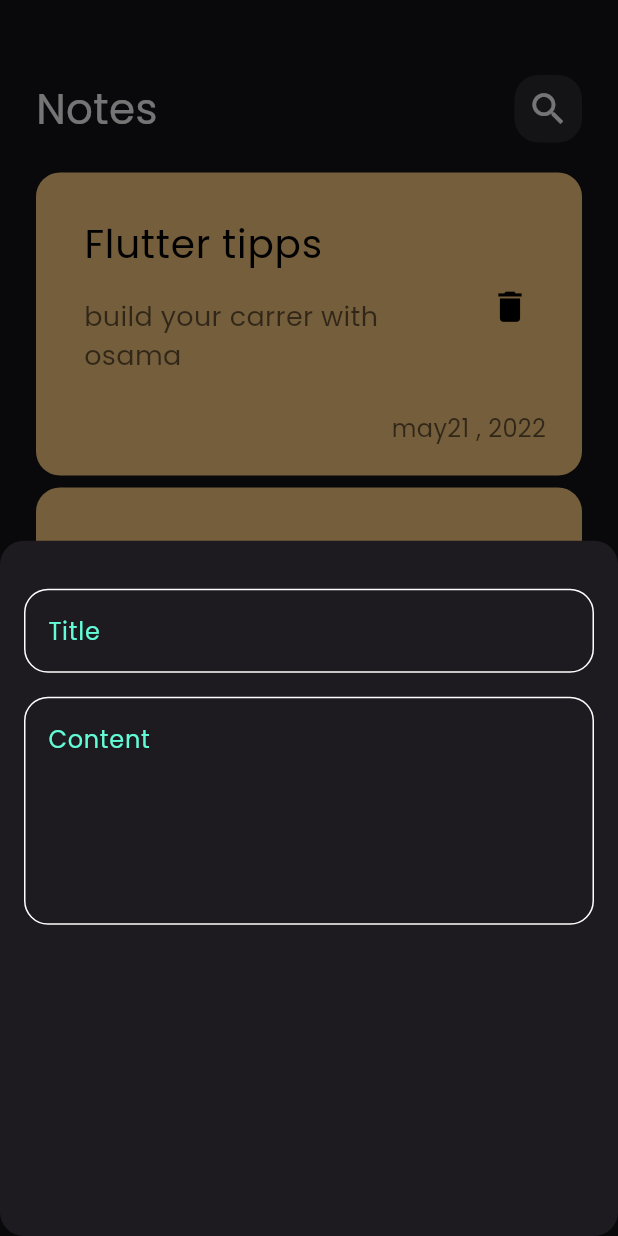
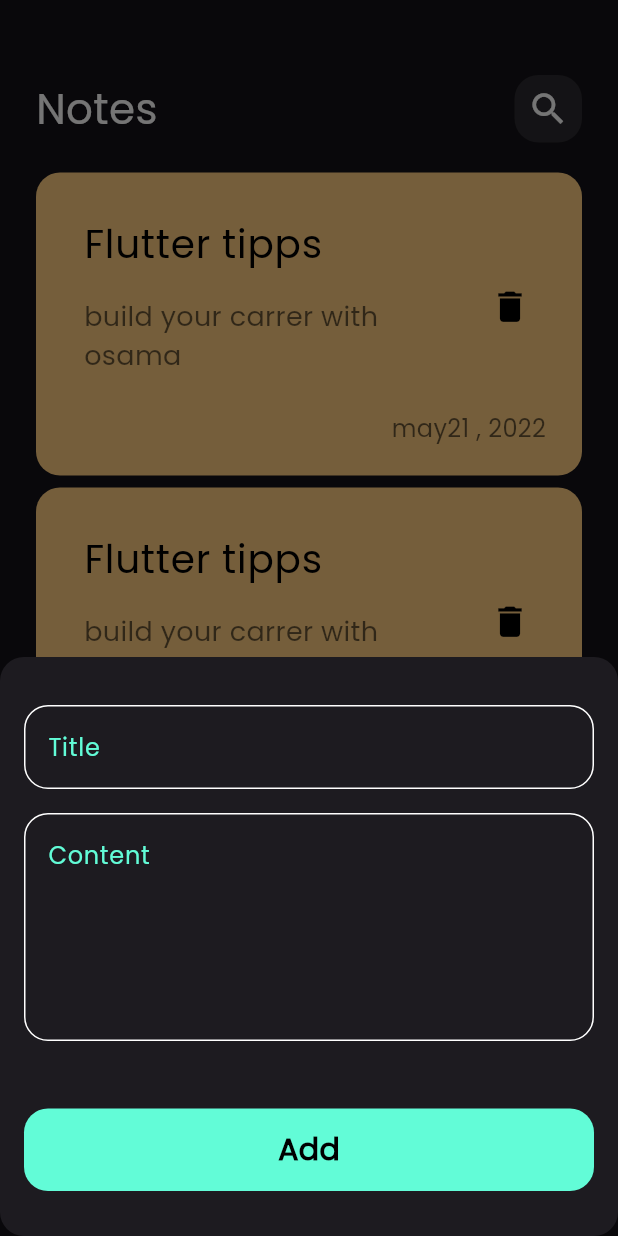
Before and after one commit to osama9994/notes_app, a Flutter app: the screen it shows after launch, after a tap on the "add" icon, on a phone screen of 412 x 824 dp. Run offline on Flutter 3.47's test engine with Material 3 defaults, Android fonts, the phone set to English and light mode, and no system bars.

Commit message:
finish notes bottom sheet

```diff
--- a/notes_app/lib/widgets/add_note_bottom_sheet.dart
+++ b/notes_app/lib/widgets/add_note_bottom_sheet.dart
@@ -1,4 +1,6 @@
 import 'package:flutter/material.dart';
+
+import 'package:notes_app/widgets/custom_buttom.dart';
 import 'package:notes_app/widgets/cutom_text_field.dart';
 
 class AddNoteBottomSheet extends StatelessWidget {
@@ -8,13 +10,18 @@ class AddNoteBottomSheet extends StatelessWidget {
   Widget build(BuildContext context) {
     return  Padding(
       padding: const EdgeInsets.symmetric(horizontal: 16),
+      child: SingleChildScrollView(
         child: Column(
           children: [
             SizedBox(height: 32),
             CutomTextField(hint: "Title",),
             SizedBox(height:16 ),
              CutomTextField(hint: "Content",maxLines: 5,),
+             SizedBox(height: 45),
+             CustomButton(),
+             SizedBox(height: 30),
           ],
+        ),
       ),
     );
   }
--- /dev/null
+++ b/notes_app/lib/widgets/custom_buttom.dart
@@ -0,0 +1,24 @@
+import 'package:flutter/material.dart';
+import 'package:notes_app/constants.dart';
+
+class CustomButton extends StatelessWidget {
+  const CustomButton({super.key});
+
+  @override
+  Widget build(BuildContext context) {
+    return Container(
+      width: MediaQuery.of(context).size.width,
+      height: 55,
+      decoration: BoxDecoration(
+        color: KPrimaryColor,
+        borderRadius: BorderRadius.circular(16),
+      ),
+      child: Center(
+        child: Text("Add",style: TextStyle(color: Colors.black,
+        fontSize: 20,
+        fontWeight: FontWeight.bold,
+        ),),
+      ),
+    );
+  }
+}
```
Lines whose indentation alone changed are shown as unchanged.
